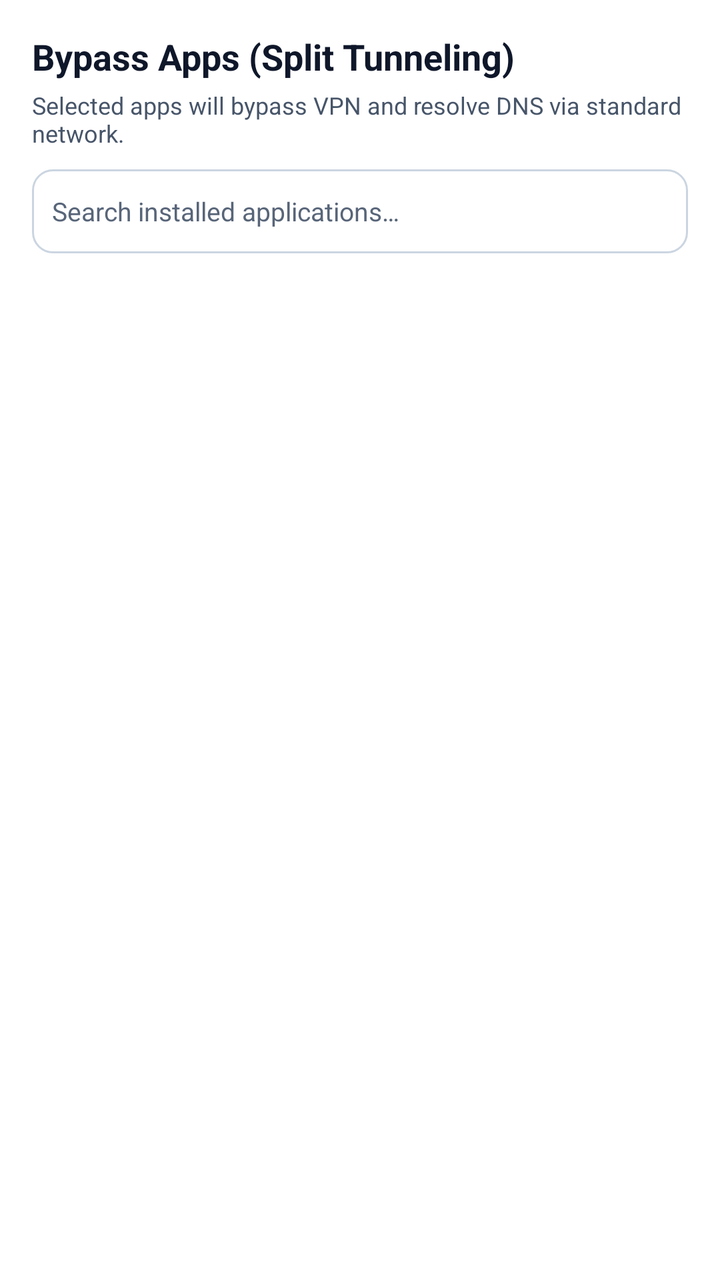
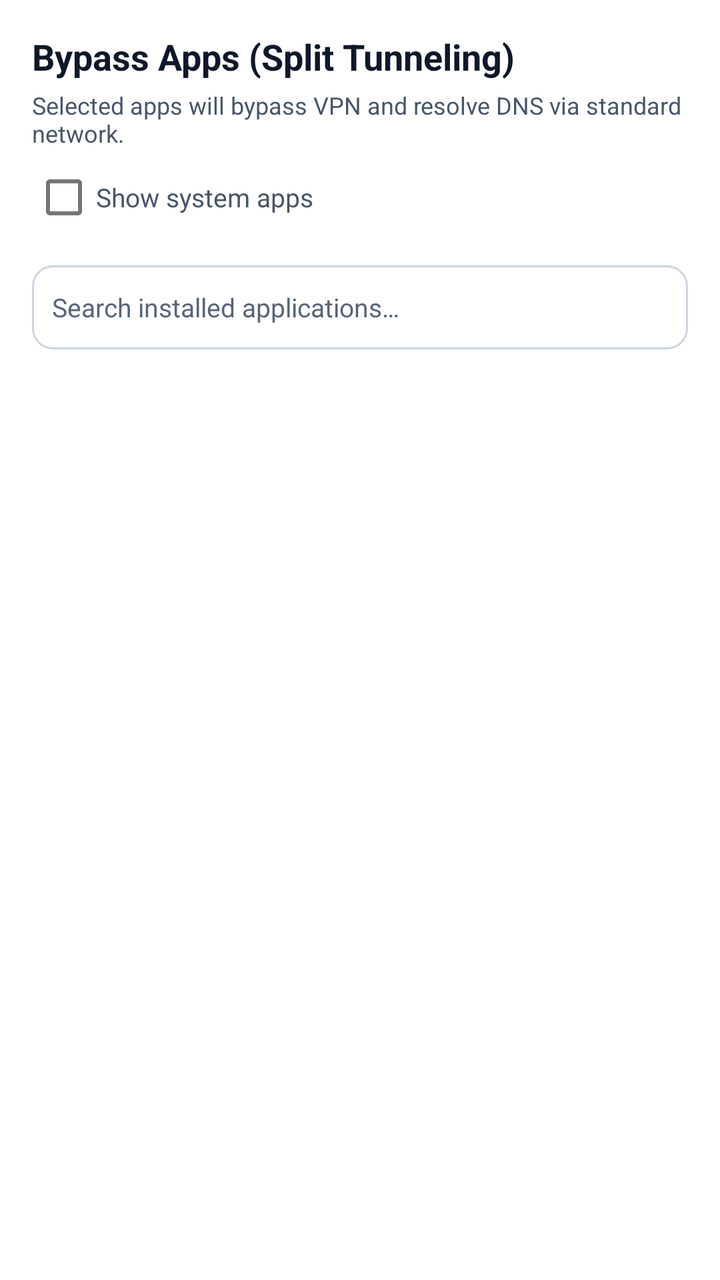

Compare the two renders of this Android layout. The source of the first and the diff that turns it into the second are given below.
<!-- AndroidManifest.xml: application theme Theme.MyApplication -->
<!-- res/layout/dialog_split_tunnel.xml -->
<?xml version="1.0" encoding="utf-8"?>
<LinearLayout xmlns:android="http://schemas.android.com/apk/res/android"
    android:layout_width="match_parent"
    android:layout_height="560dp"
    android:background="@color/bg_card"
    android:orientation="vertical"
    android:padding="16dp">

    <TextView
        android:id="@+id/tv_split_title"
        android:layout_width="match_parent"
        android:layout_height="wrap_content"
        android:text="@string/dialog_split_tunnel_title"
        android:textColor="@color/text_primary"
        android:textSize="18sp"
        android:textStyle="bold" />

    <TextView
        android:id="@+id/tv_split_desc"
        android:layout_width="match_parent"
        android:layout_height="wrap_content"
        android:layout_marginTop="4dp"
        android:text="Selected apps will bypass VPN and resolve DNS via standard network."
        android:textColor="@color/text_secondary"
        android:textSize="12sp" />

    
    <RadioGroup
        android:id="@+id/rg_routing_mode"
        android:layout_width="match_parent"
        android:layout_height="wrap_content"
        android:layout_marginTop="8dp"
        android:orientation="vertical"
        android:visibility="gone">

        <RadioButton
            android:id="@+id/rb_mode_exclude"
            android:layout_width="match_parent"
            android:layout_height="wrap_content"
            android:text="@string/routing_mode_exclude"
            android:textColor="@color/text_primary"
            android:textSize="13sp" />

        <RadioButton
            android:id="@+id/rb_mode_include"
            android:layout_width="match_parent"
            android:layout_height="wrap_content"
            android:text="@string/routing_mode_include"
            android:textColor="@color/text_primary"
            android:textSize="13sp" />
    </RadioGroup>

    <EditText
        android:id="@+id/et_search_apps"
        android:layout_width="match_parent"
        android:layout_height="42dp"
        android:layout_marginTop="10dp"
        android:background="@drawable/bg_input"
        android:hint="Search installed applications…"
        android:inputType="text"
        android:paddingStart="10dp"
        android:paddingEnd="10dp"
        android:textColor="@color/text_primary"
        android:textColorHint="@color/text_muted"
        android:textSize="13sp" />

    <ProgressBar
        android:id="@+id/pb_loading_apps"
        android:layout_width="wrap_content"
        android:layout_height="wrap_content"
        android:layout_gravity="center"
        android:layout_marginTop="16dp"
        android:visibility="gone" />

    <androidx.recyclerview.widget.RecyclerView
        android:id="@+id/rv_split_apps"
        android:layout_width="match_parent"
        android:layout_height="0dp"
        android:layout_marginTop="10dp"
        android:layout_weight="1" />

</LinearLayout>
<!-- resources referenced by this layout -->
<resources>
  <color name="bg_card">#FFFFFF</color>
  <color name="text_muted">#586579</color>
  <color name="text_primary">#0F172A</color>
  <color name="text_secondary">#475569</color>
  <!-- drawable bg_input (drawable) -->
  <?xml version="1.0" encoding="utf-8"?>
  <shape xmlns:android="http://schemas.android.com/apk/res/android"
      android:shape="rectangle">
      <corners android:radius="10dp" />
      <solid android:color="@color/surface_dark" />
      <stroke
          android:width="1dp"
          android:color="@color/surface_stroke" />
  </shape>
  <string name="dialog_split_tunnel_title">Bypass Apps (Split Tunneling)</string>
  <string name="routing_mode_exclude">Exclude chosen apps - every other app uses NetShield</string>
  <string name="routing_mode_include">Include only chosen apps - everything else, system apps too, stays direct</string>
  <style name="Theme.MyApplication" parent="Theme.MaterialComponents.DayNight.NoActionBar">
          <item name="colorPrimary">@color/colorPrimary</item>
          <item name="colorPrimaryVariant">@color/colorPrimaryDark</item>
          <item name="colorOnPrimary">@color/on_primary</item>
          <item name="colorSecondary">@color/colorAccent</item>
          <item name="colorSecondaryVariant">@color/colorAccent</item>
          <item name="colorOnSecondary">@color/on_primary</item>
          <item name="android:statusBarColor">@color/bg_dark</item>
          <item name="android:windowBackground">@color/bg_dark</item>
          <item name="android:navigationBarColor">@color/bg_dark</item>
          <item name="android:textColorPrimary">@color/text_primary</item>
          <item name="android:textColorSecondary">@color/text_secondary</item>
          <item name="android:windowLightStatusBar">@bool/light_system_bars</item>
          <item name="android:windowLightNavigationBar" tools:targetApi="o_mr1">@bool/light_system_bars</item>
      </style>
  <color name="surface_dark">#FFFFFF</color>
  <color name="surface_stroke">#CBD5E1</color>
  <color name="colorPrimary">#0369A1</color>
  <color name="colorPrimaryDark">#075985</color>
  <color name="on_primary">#FFFFFF</color>
  <color name="colorAccent">#047857</color>
  <color name="bg_dark">#F3F6FA</color>
</resources>

<!-- the commit's change to res/layout/dialog_split_tunnel.xml (unified diff, before → after) -->
@@ -50,6 +50,14 @@
             android:textSize="13sp" />
     </RadioGroup>
 
+    <CheckBox
+        android:id="@+id/cb_show_system"
+        android:layout_width="match_parent"
+        android:layout_height="wrap_content"
+        android:text="@string/apps_show_system"
+        android:textColor="@color/text_secondary"
+        android:textSize="13sp" />
+
     <EditText
         android:id="@+id/et_search_apps"
         android:layout_width="match_parent"
<!-- resource entries referenced after the edit -->
@@ -14,6 +14,7 @@
           android:width="1dp"
           android:color="@color/surface_stroke" />
   </shape>
+  <string name="apps_show_system">Show system apps</string>
   <string name="dialog_split_tunnel_title">Bypass Apps (Split Tunneling)</string>
   <string name="routing_mode_exclude">Exclude chosen apps - every other app uses NetShield</string>
   <string name="routing_mode_include">Include only chosen apps - everything else, system apps too, stays direct</string>
